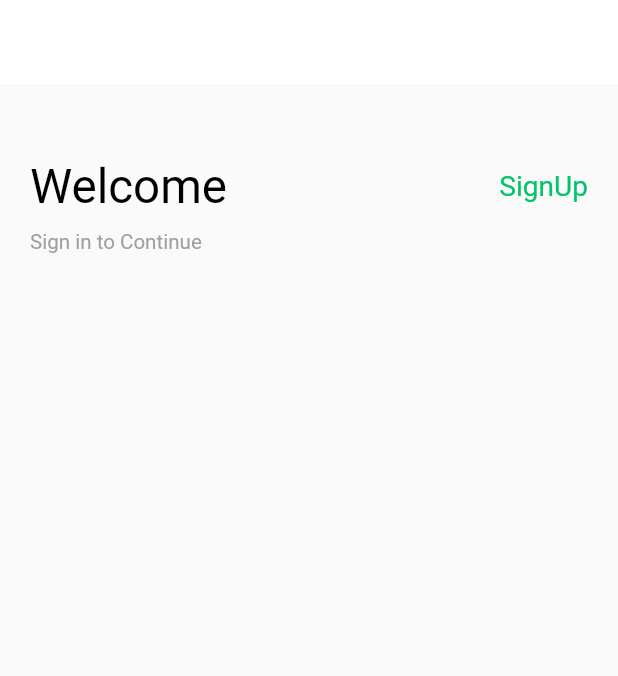
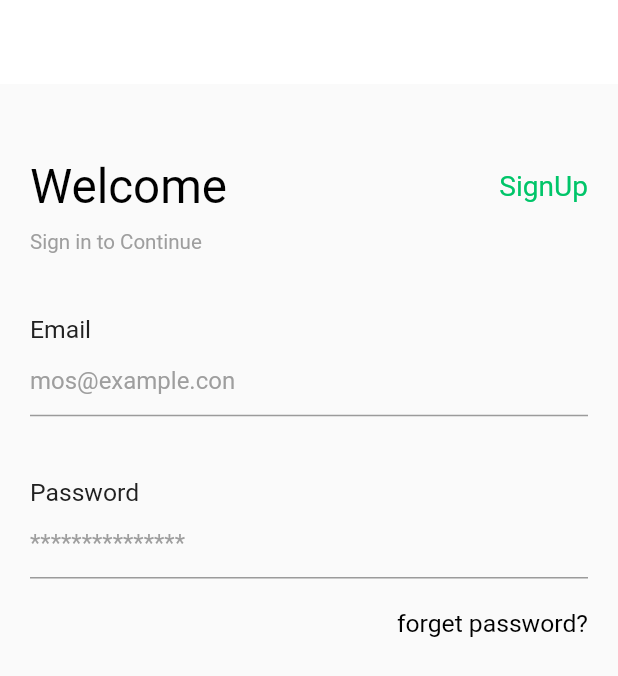
Before and after one commit to Engineer-mostafa/Shopy, a Flutter app: the screen it shows after launch, on a phone screen of 412 x 824 dp. Shown: the top 676 px of the screen. Run offline on Flutter 3.47's test engine with Material 2 defaults, Android fonts, the phone set to English and light mode, and no system bars.

Commit message:
Login Screen

```diff
--- a/lib/view/auth/login_screen.dart
+++ b/lib/view/auth/login_screen.dart
@@ -3,6 +3,7 @@ import 'package:flutter/material.dart';
 
 //widgets
 import '../../Constants.dart';
+import '../widgets/custom_text_form_field.dart';
 
 //screens
 import '../widgets/custom_text.dart';
@@ -41,14 +42,43 @@ class LoginScreen extends StatelessWidget {
               ],
             ),
             SizedBox(
-              height: mediaQ.height/80,
+              height: mediaQ.height / 80,
             ),
-
             CustomText(
               title: "Sign in to Continue",
               color: Colors.grey,
               fontSize: mediaQ.width / 30,
               alignment: Alignment.topLeft,
+            ),
+            SizedBox(
+              height: mediaQ.height / 20,
+            ),
+            CustomTextFormField(
+              title: "Email",
+              hintText: "mos@example.con",
+              hintStyleColor: Colors.grey,
+              fontSize: mediaQ.width / 25,
+              onSave: (value){},
+              onValidator: (value){},
+            ),
+            SizedBox(
+              height: mediaQ.height / 20,
+            ),
+            CustomTextFormField(
+              title: "Password",
+              hintText: "***************",
+              hintStyleColor: Colors.grey,
+              fontSize: mediaQ.width / 25,
+              onSave: (value){},
+              onValidator: (value){},
+            ),
+            SizedBox(
+              height: mediaQ.height / 40,
+            ),
+            CustomText(title: "forget password?",
+            fontSize: mediaQ.width/25,
+            alignment: Alignment.topRight,
+              color: Colors.black,
             ),
           ],
         ),
--- /dev/null
+++ b/lib/view/widgets/custom_text_form_field.dart
@@ -0,0 +1,41 @@
+
+
+import 'package:flutter/material.dart';
+
+import 'custom_text.dart';
+
+class CustomTextFormField extends StatelessWidget {
+  final title;
+  final hintText;
+  final hintStyleColor;
+  final fontSize;
+  final Function onSave;
+  final Function onValidator;
+
+  const CustomTextFormField({Key key, this.title, this.hintText, this.hintStyleColor, this.fontSize, this.onSave, this.onValidator}) : super(key: key);
+  @override
+  Widget build(BuildContext context) {
+    return  Column(
+      children: [
+        CustomText(
+          title: title,
+          fontSize: fontSize,
+          color: Colors.grey.shade900,
+          alignment: Alignment.topLeft,
+        ),
+        TextFormField(
+          onSaved: onSave,
+          validator: onValidator,
+          decoration: InputDecoration(
+              hintText: hintText,
+              hintStyle: TextStyle(
+                color: hintStyleColor,
+
+              ),
+              fillColor:Colors.white
+          ),
+        )
+      ],
+    );
+  }
+}
```
Also changed, not shown: 1 other file.
